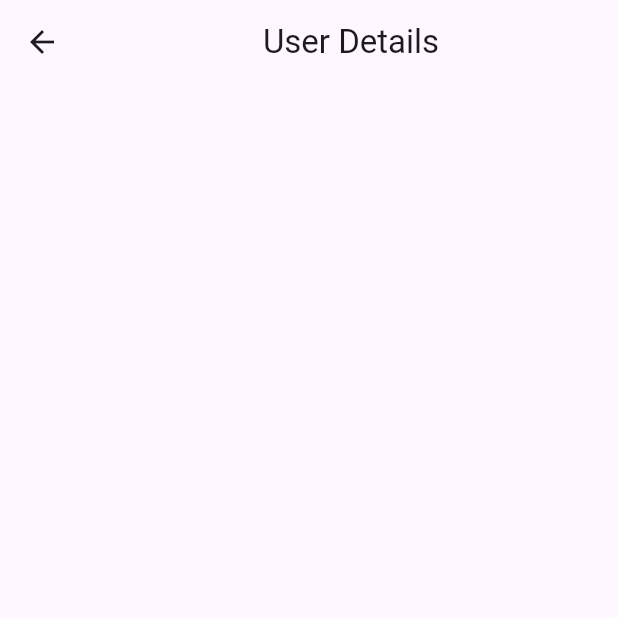
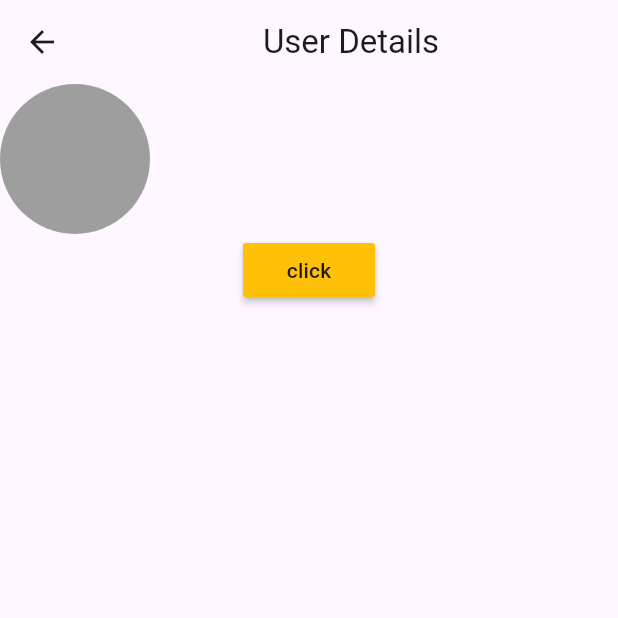
Before and after one commit to Ali-Hadi-Saker/Scout-AI-Flutter, a Flutter app: the SettingScreen screen opened directly, on a phone screen of 412 x 824 dp, the top half of it. Run offline on Flutter 3.47's test engine with Material 3 defaults, Android fonts, the phone set to English and light mode, and no system bars; our stand-ins replace shared_preferences; missing offline and left inert: flutter_joystick, flutter_mjpeg, flutter_vlc_player; accounts and stored records are empty.

Commit message:
added sharedPreferences in settings screen

```diff
--- a/scout_ai/lib/screens/settings.dart
+++ b/scout_ai/lib/screens/settings.dart
@@ -1,4 +1,5 @@
 import 'package:flutter/material.dart';
+import 'package:shared_preferences/shared_preferences.dart';
 
 class SettingScreen extends StatefulWidget {
   const SettingScreen({super.key});
@@ -8,17 +9,34 @@ class SettingScreen extends StatefulWidget {
 }
 
 class _SettingScreenState extends State<SettingScreen> {
+  void loadUserData() async {
+    SharedPreferences prefs = await SharedPreferences.getInstance();
+    String userData = await prefs.getString('userData')!;
+    print('$userData');
+  }
+
   @override
   Widget build(BuildContext context) {
     return Scaffold(
       appBar: AppBar(
         leading: IconButton(
-          onPressed: () => Navigator.pop(context),
-          icon: Icon(Icons.arrow_back)),
-        title:  Center(child: Text("User Details")),
-
+            onPressed: () => Navigator.pop(context),
+            icon: Icon(Icons.arrow_back)),
+        title: Center(child: Text("User Details")),
+      ),
+      body: Column(
+        children: [
+          Row(
+            children: [
+              CircleAvatar(
+                backgroundColor: Colors.grey,
+                radius: 50,
+              )
+            ],
           ),
-
+          MaterialButton(onPressed: () => loadUserData(),color: Colors.amber,child: Text('click'),)
+        ],
+      ),
     );
   }
 }
--- a/scout_ai/lib/widgets/bottomNavigation.dart
+++ b/scout_ai/lib/widgets/bottomNavigation.dart
@@ -4,6 +4,7 @@ import 'package:scout_ai/screens/home.dart';
 import 'package:scout_ai/screens/login.dart';
 import 'package:scout_ai/screens/searchResult.dart';
 import 'package:scout_ai/screens/settings.dart';
+import 'package:scout_ai/screens/uploadItem.dart';
 
 class BottomNav extends StatefulWidget {
   const BottomNav({super.key});
@@ -16,8 +17,8 @@ class _BottomNavState extends State<BottomNav> {
   int selectedIndex = 0;
   List screens = [
     const HomeScreen(),
+    const UploadItemScreen(),
     const CarControlScreen(),
-    const SearchResultScreen(),
     const SettingScreen()
   ];
 
```
